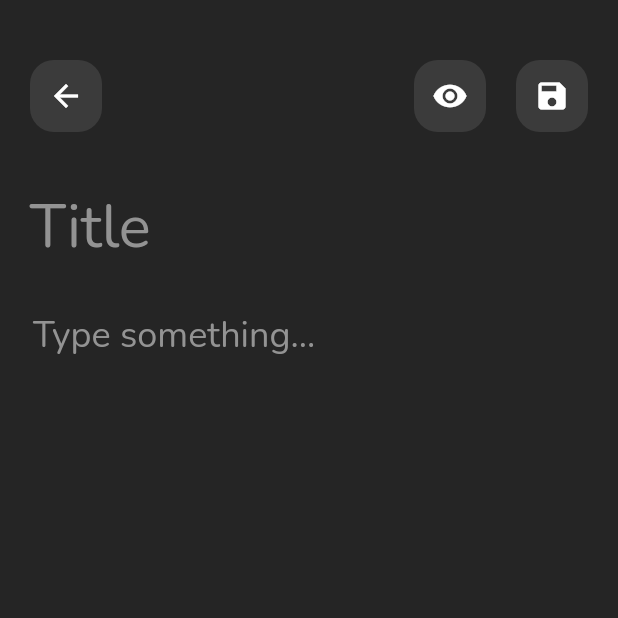
After one commit to Ang-Danniel/project-flutter-notes-app, a Flutter app: the screen it shows after launch, after a tap on the "add" icon, on a phone screen of 412 x 824 dp, the top half of it. The commit adds this screen. Run offline on Flutter 3.47's test engine with Material 3 defaults, Android fonts, the phone set to English and light mode, and no system bars; our stand-ins replace auto_size_text, flutter_svg, isar; accounts and stored records are empty; generated files the repository leaves out were written again.

Commit message:
refactor(note_page): clean code

```diff
--- a/lib/ui/core/ui/note_page.dart
+++ b/lib/ui/core/ui/note_page.dart
@@ -2,6 +2,8 @@ import 'package:flutter/material.dart';
 import 'package:notes_app/data/model/notes.dart';
 import 'package:notes_app/data/services/note_service.dart';
 import 'package:notes_app/ui/core/themes/theme.dart';
+import 'package:notes_app/ui/notes/widgets/back_app_bar_widget.dart';
+import 'package:notes_app/ui/notes/widgets/base_scaffold.dart';
 import 'package:notes_app/ui/notes/widgets/bubble_info_dialog.dart';
 import 'package:notes_app/ui/notes/widgets/save_note_dialog.dart';
 
@@ -104,33 +106,97 @@ class _NotePageState extends State<NotePage> {
     final saveButtonKey = GlobalKey();
     final themes = Theme.of(context);
     final textTheme = themes.textTheme;
-    return Scaffold(
-      backgroundColor: const Color.fromARGB(255, 37, 37, 37),
-      body: Container(
-        margin: const EdgeInsets.only(left: 20, right: 20),
-        child: Column(
-          mainAxisAlignment: MainAxisAlignment.start,
-          children: [
-            const SizedBox(height: 40),
+    return BaseScreen(
+      columnChildren: [
         Row(
           mainAxisAlignment: MainAxisAlignment.spaceBetween,
           children: [
-                Container(
-                  margin: const EdgeInsets.only(right: 20, bottom: 5),
+            BackAppBarWidget(),
+            (isDraft)
+                ? _AppBarReadModeButtons(
+                  readOnlyMode: readOnlyMode,
+                  saveNoteDialog: saveNoteDialog,
+                  saveButtonKey: saveButtonKey,
+                  readOnlyButtonKey: readOnlyButtonKey,
+                )
+                : _AppBarEditModeButtons(editMode: editMode),
+          ],
+        ),
+        const SizedBox(height: 20),
+        TextField(
+          readOnly: !isDraft,
+          cursorColor: AppColor.cursorColor,
+          cursorHeight: 36,
+          controller: titleController,
+          decoration: InputDecoration(
+            border: InputBorder.none,
+            hintText: "Title",
+            hintStyle: textTheme.displayLarge,
+          ),
+          style: textTheme.bodyLarge,
+          maxLines: null,
+        ),
+        const SizedBox(height: 10),
+        Expanded(
+          child: SingleChildScrollView(
+            child: Container(
+              margin: const EdgeInsets.symmetric(horizontal: 2),
+              child: TextField(
+                readOnly: !isDraft,
+                cursorColor: AppColor.cursorColor,
+                cursorHeight: 20,
+                controller: contentController,
+                decoration: InputDecoration(
+                  border: InputBorder.none,
+                  hintText: "Type something...",
+                  hintStyle: textTheme.displaySmall,
+                ),
+                style: textTheme.bodySmall,
+                maxLines: null,
+              ),
+            ),
+          ),
+        ),
+      ],
+    );
+  }
+}
+
+class _AppBarEditModeButtons extends StatelessWidget {
+  final VoidCallback editMode;
+  const _AppBarEditModeButtons({super.key, required this.editMode});
+
+  @override
+  Widget build(BuildContext context) {
+    return Container(
+      margin: const EdgeInsets.only(right: 4, bottom: 5),
       decoration: BoxDecoration(
         shape: BoxShape.rectangle,
         borderRadius: BorderRadius.circular(16),
         color: const Color.fromARGB(255, 59, 59, 59),
       ),
-                  child: IconButton(
-                    onPressed: () {
-                      Navigator.pop(context);
-                    },
-                    icon: const Icon(Icons.arrow_back),
-                  ),
-                ),
-                (isDraft)
-                    ? Row(
+      child: IconButton(onPressed: editMode, icon: const Icon(Icons.edit)),
+    );
+  }
+}
+
+class _AppBarReadModeButtons extends StatelessWidget {
+  final Function(GlobalKey key) readOnlyMode;
+  final Function(BuildContext context, GlobalKey key) saveNoteDialog;
+  final GlobalKey saveButtonKey;
+  final GlobalKey readOnlyButtonKey;
+
+  const _AppBarReadModeButtons({
+    super.key,
+    required this.readOnlyMode,
+    required this.saveNoteDialog,
+    required this.saveButtonKey,
+    required this.readOnlyButtonKey,
+  });
+
+  @override
+  Widget build(BuildContext context) {
+    return Row(
       children: [
         Container(
           margin: const EdgeInsets.only(right: 20, bottom: 5),
@@ -154,65 +220,11 @@ class _NotePageState extends State<NotePage> {
           ),
           child: IconButton(
             key: saveButtonKey,
-                            onPressed:
-                                () => saveNoteDialog(context, saveButtonKey),
+            onPressed: () => saveNoteDialog(context, saveButtonKey),
             icon: const Icon(Icons.save),
           ),
         ),
       ],
-                    )
-                    : Container(
-                      margin: const EdgeInsets.only(right: 4, bottom: 5),
-                      decoration: BoxDecoration(
-                        shape: BoxShape.rectangle,
-                        borderRadius: BorderRadius.circular(16),
-                        color: const Color.fromARGB(255, 59, 59, 59),
-                      ),
-                      child: IconButton(
-                        onPressed: editMode,
-                        icon: const Icon(Icons.edit),
-                      ),
-                    ),
-              ],
-            ),
-            SizedBox(height: 20),
-            TextField(
-              readOnly: !isDraft,
-              cursorColor: AppColor.cursorColor,
-              cursorHeight: 36,
-              controller: titleController,
-              decoration: InputDecoration(
-                border: InputBorder.none,
-                hintText: "Title",
-                hintStyle: textTheme.displayLarge,
-              ),
-              style: textTheme.bodyLarge,
-              maxLines: null,
-            ),
-            SizedBox(height: 10),
-            Expanded(
-              child: SingleChildScrollView(
-                child: Container(
-                  margin: EdgeInsets.symmetric(horizontal: 2),
-                  child: TextField(
-                    readOnly: !isDraft,
-                    cursorColor: AppColor.cursorColor,
-                    cursorHeight: 20,
-                    controller: contentController,
-                    decoration: InputDecoration(
-                      border: InputBorder.none,
-                      hintText: "Type something...",
-                      hintStyle: textTheme.displaySmall,
-                    ),
-                    style: textTheme.bodySmall,
-                    maxLines: null,
-                  ),
-                ),
-              ),
-            ),
-          ],
-        ),
-      ),
     );
   }
 }
--- /dev/null
+++ b/lib/ui/notes/widgets/back_app_bar_widget.dart
@@ -0,0 +1,23 @@
+import 'package:flutter/material.dart';
+
+class BackAppBarWidget extends StatelessWidget {
+  const BackAppBarWidget({super.key});
+
+  @override
+  Widget build(BuildContext context) {
+    return Container(
+      margin: const EdgeInsets.only(right: 20, bottom: 5),
+      decoration: BoxDecoration(
+        shape: BoxShape.rectangle,
+        borderRadius: BorderRadius.circular(16),
+        color: const Color.fromARGB(255, 59, 59, 59),
+      ),
+      child: IconButton(
+        onPressed: () {
+          Navigator.pop(context);
+        },
+        icon: const Icon(Icons.arrow_back),
+      ),
+    );
+  }
+}
--- /dev/null
+++ b/lib/ui/notes/widgets/base_scaffold.dart
@@ -0,0 +1,19 @@
+import 'package:flutter/material.dart';
+
+class BaseScreen extends StatelessWidget {
+  final List<Widget> columnChildren;
+  const BaseScreen({super.key, required this.columnChildren});
+
+  @override
+  Widget build(BuildContext context) {
+    return Scaffold(
+      body: Container(
+        margin: const EdgeInsets.symmetric(horizontal: 20),
+        child: Column(
+          mainAxisAlignment: MainAxisAlignment.start,
+          children: [const SizedBox(height: 40), ...columnChildren],
+        ),
+      ),
+    );
+  }
+}
```
Also changed, not shown: lib/ui/core/ui/note_saerch.dart (added, +19 -0 lines), assets/images/no_search_notes.png (added), 1 other file. Lines whose indentation alone changed are shown as unchanged.
